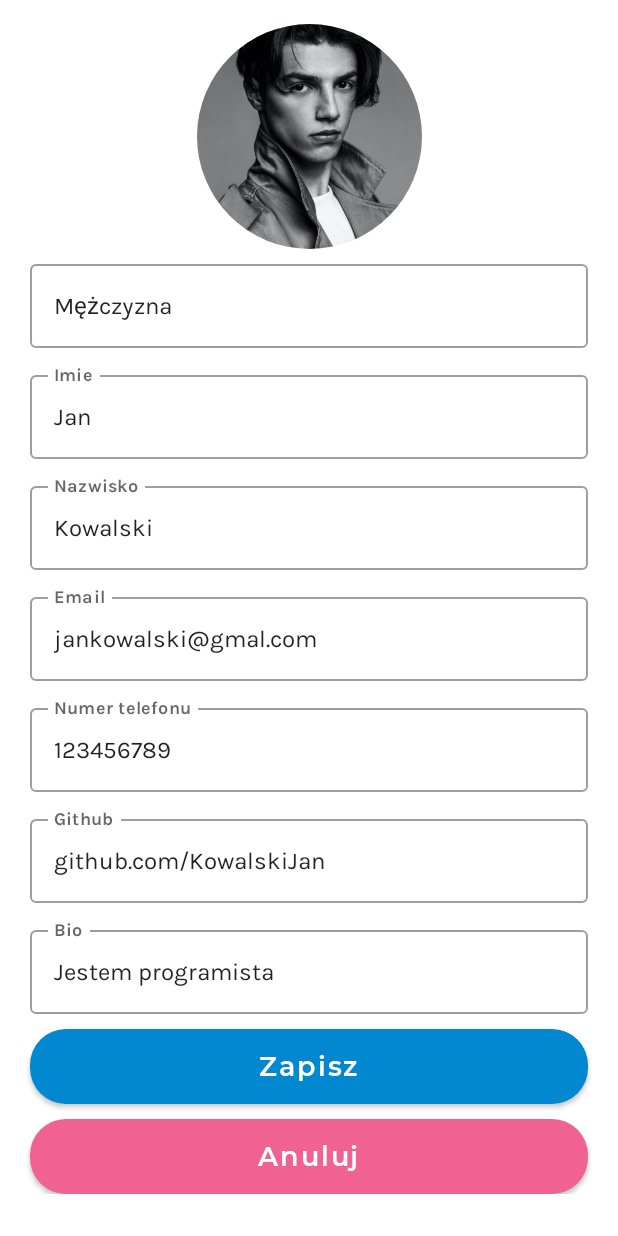
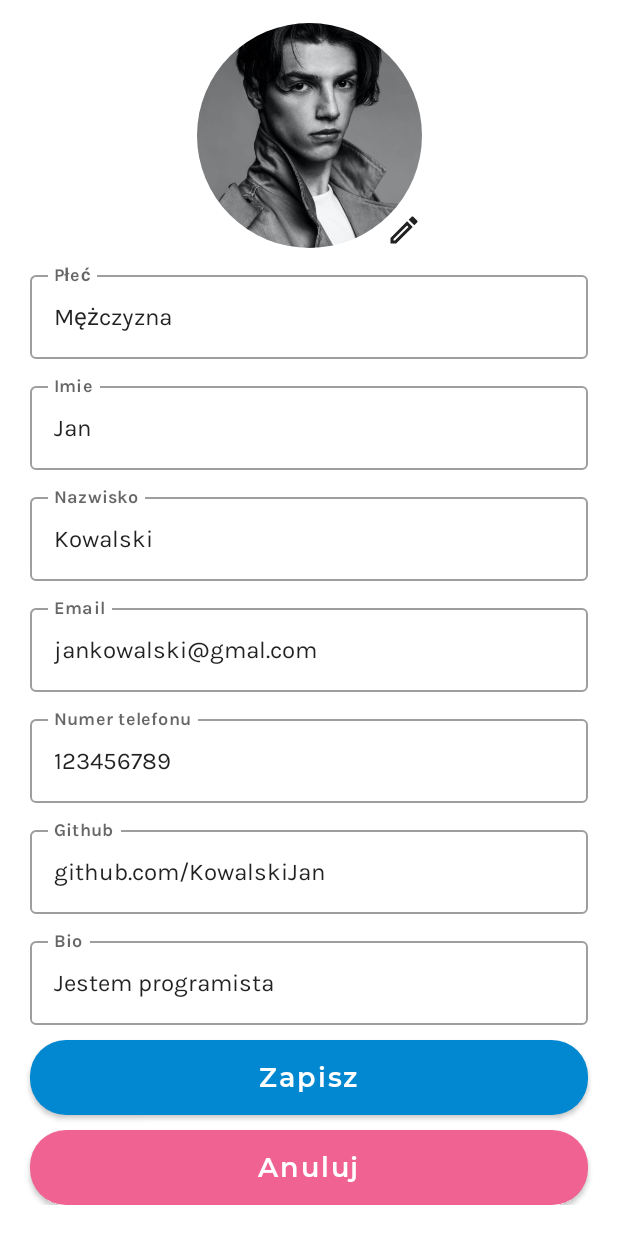
Before and after one commit to intive/patronage21-android, an Android app built with Jetpack Compose: the fragment EditUserFragment shown on its own in the app's theme, on a phone screen of 412 x 824 dp. Run offline under Robolectric (Android 15) with nearby library versions, the phone set to English and light mode, and no system bars; 1 statement that could not run was skipped.

Commit message:
- added label to GroupsSpinner composable - added icon on profile picture in EditUserScreen

```diff
--- a/users/src/main/java/com/intive/users/composables/GroupsSpinner.kt
+++ b/users/src/main/java/com/intive/users/composables/GroupsSpinner.kt
@@ -18,6 +18,7 @@ import java.util.*
 @Composable
 fun GroupsSpinner(
     groups: List<String>,
+    label: String? = null,
     onTitleSelected: (String) -> Unit
 ) {
     val text = remember { mutableStateOf(groups[0]) }
@@ -33,7 +34,12 @@ fun GroupsSpinner(
                 OutlinedTextField(
                     value = text.value,
                     onValueChange = { text.value = it },
-                    modifier = Modifier.fillMaxWidth()
+                    modifier = Modifier.fillMaxWidth(),
+                    label = {
+                        if (label != null) {
+                            Text(text = label)
+                        }
+                    }
                 )
             }
             DropDownList(
--- a/users/src/main/java/com/intive/users/composables/screens/EditUserScreen.kt
+++ b/users/src/main/java/com/intive/users/composables/screens/EditUserScreen.kt
@@ -1,12 +1,16 @@
 package com.intive.users.composables.screens
 
 import androidx.compose.foundation.Image
+import androidx.compose.foundation.clickable
 import androidx.compose.foundation.layout.*
 import androidx.compose.foundation.rememberScrollState
 import androidx.compose.foundation.shape.CircleShape
 import androidx.compose.foundation.shape.RoundedCornerShape
 import androidx.compose.foundation.verticalScroll
 import androidx.compose.material.*
+import androidx.compose.material.icons.Icons
+import androidx.compose.material.icons.outlined.Edit
+import androidx.compose.material.icons.outlined.PersonAdd
 import androidx.compose.runtime.Composable
 import androidx.compose.runtime.MutableState
 import androidx.compose.runtime.mutableStateOf
@@ -50,20 +54,35 @@ fun EditUserScreen(
        // verticalArrangement = Arrangement.SpaceEvenly,
         horizontalAlignment = Alignment.CenterHorizontally,
     ) {
+        Box(
+            contentAlignment = Alignment.BottomEnd,
+            modifier = Modifier
+                .padding(top = 15.dp)
+                .size(150.dp)
+
+        ) {
             Image(
                 bitmap = ImageBitmap.imageResource(id = R.drawable.aaa),
                 contentDescription = null,
                 contentScale = ContentScale.Crop,
                 modifier = Modifier
-                .padding(top = 16.dp)
-                .width(150.dp)
-                .height(150.dp)
+                    .fillMaxSize()
                     .clip(CircleShape)
+                    .clickable { /*TODO: place photo chosing here*/ }
             )
+            Icon(
+                imageVector = Icons.Outlined.Edit,
+                contentDescription = stringResource(R.string.edit_icon)
+            )
+        }
         Spacer(modifier = Modifier.size(10.dp))
         Row {
             GroupsSpinner(
-                groups = listOf("Mężczyzna", "Kobieta", "Inna")
+                label = stringResource(R.string.gender),
+                groups = listOf(
+                    stringResource(R.string.male),
+                    stringResource(R.string.female),
+                    stringResource(R.string.different))
             ) {
 
             }
--- a/users/src/main/res/values/strings.xml
+++ b/users/src/main/res/values/strings.xml
@@ -24,4 +24,9 @@
     <string name="phone_number">Numer telefonu</string>
     <string name="github">Github</string>
     <string name="save">Zapisz</string>
+    <string name="edit_icon">Ikona edycji</string>
+    <string name="gender">Płeć</string>
+    <string name="male">Mężczyzna</string>
+    <string name="female">Kobieta</string>
+    <string name="different">Inna</string>
 </resources>
```
Lines whose indentation alone changed are shown as unchanged.
